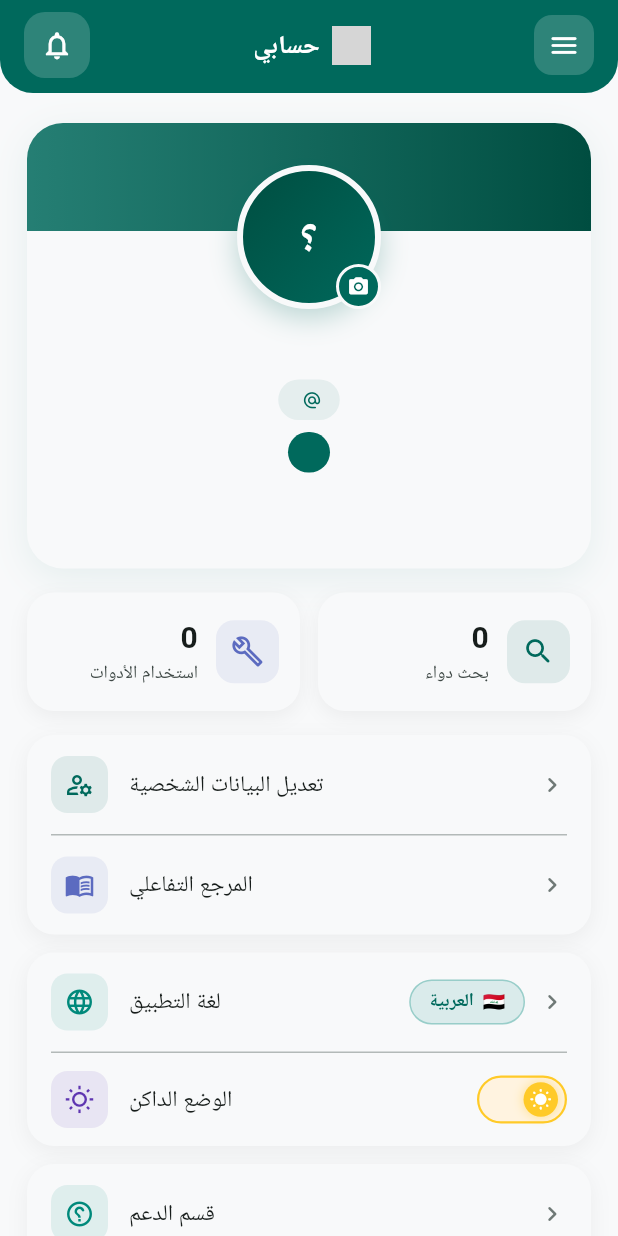
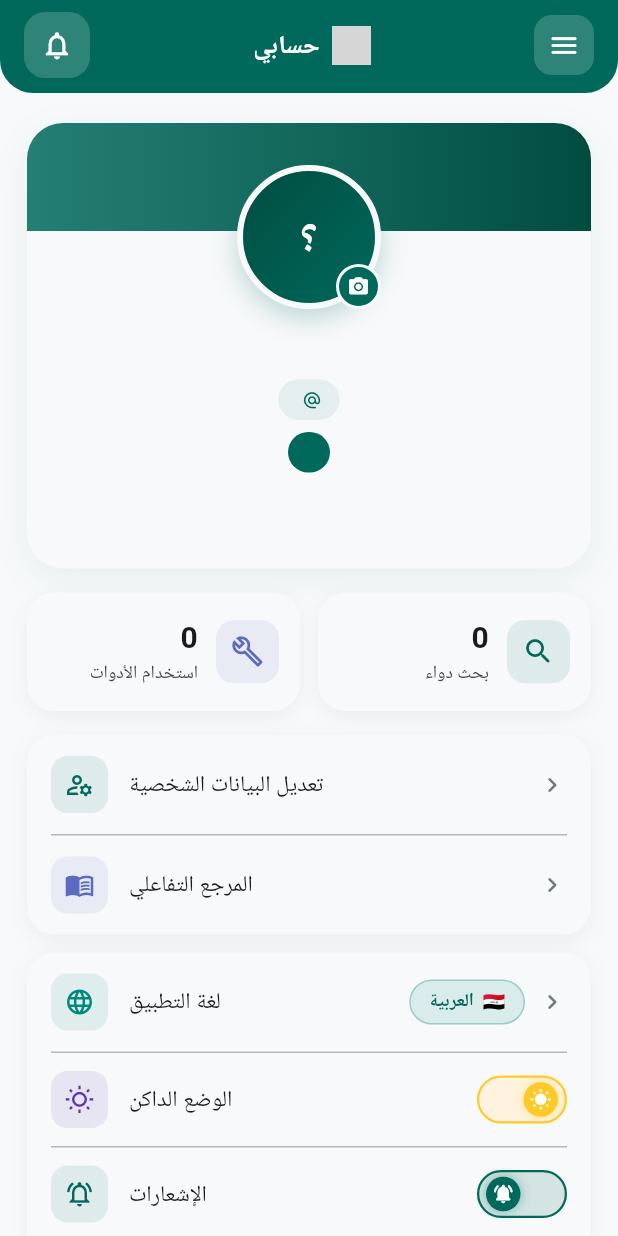
Before and after one commit to iraqpharma/iraq-pharma-guide, a Flutter app: the ProfileScreen screen opened by its route, on a phone screen of 412 x 824 dp. Run offline on Flutter 3.47's test engine with Material 3 defaults, Android fonts, the light colour scheme and no system bars; our stand-ins replace app_links, cached_network_image, connectivity_plus, csv, file_picker, firebase_core and 16 more; missing offline and left inert: mobile_scanner; accounts and stored records are empty; Roboto replaces fonts that are missing (Cairo); grey boxes are pictures that could not be loaded.

Commit message:
Add FCM token debug copy button + push notification toggle

```diff
--- a/lib/core/l10n/app_strings.dart
+++ b/lib/core/l10n/app_strings.dart
@@ -269,6 +269,9 @@ class AppStrings {
   // ── Notifications ─────────────────────────────────────────────────────────
   String get notifications     => isAr ? 'الإشعارات'                      : 'Notifications';
   String get noNotifications   => isAr ? 'لا توجد إشعارات'               : 'No Notifications';
+  String get enableNotifFromSettings => isAr
+      ? 'الإذن مرفوض من إعدادات الجهاز — فعّله من الإعدادات أولاً'
+      : 'Permission denied at the device level — enable it from Settings first';
   String get noNotificationsSub=> isAr ? 'ستظهر هنا الإشعارات والتنبيهات الجديدة' : 'New notifications and alerts will appear here';
 
   // ── Notification Permission ───────────────────────────────────────────────
--- a/lib/features/profile/profile_screen.dart
+++ b/lib/features/profile/profile_screen.dart
@@ -10,6 +10,8 @@ import '../../providers/theme_provider.dart';
 import '../../services/admin_access_service.dart';
 import '../../services/auth_service.dart';
 import '../../services/avatar_service.dart';
+import '../../services/notification_permission_service.dart';
+import '../../services/notification_service.dart';
 import '../../services/session_service.dart';
 import '../../shared/widgets/app_drawer.dart';
 import '../../shared/widgets/compact_app_header.dart';
@@ -30,6 +32,8 @@ class _ProfileScreenState extends ConsumerState<ProfileScreen>
   bool    _uploadingAvatar = false;
   String? _avatarUrl;
   bool    _isSuperAdmin    = false;
+  bool    _pushEnabled     = true;
+  bool    _pushBusy        = false;
 
   late final AnimationController _avatarCtrl;
   late final Animation<double>   _avatarScale;
@@ -41,6 +45,30 @@ class _ProfileScreenState extends ConsumerState<ProfileScreen>
     _avatarScale = CurvedAnimation(parent: _avatarCtrl, curve: Curves.elasticOut);
     _loadProfile();
     _loadAdminAccess();
+    _loadPushState();
+  }
+
+  Future<void> _loadPushState() async {
+    final enabled = await NotificationPermissionService.instance.isEnabled();
+    if (mounted) setState(() => _pushEnabled = enabled);
+  }
+
+  Future<void> _togglePush() async {
+    if (_pushBusy) return;
+    setState(() => _pushBusy = true);
+    final target = !_pushEnabled;
+    final result = await NotificationPermissionService.instance.setEnabled(target);
+    if (!mounted) return;
+    setState(() {
+      _pushEnabled = result;
+      _pushBusy    = false;
+    });
+    if (target && !result) {
+      // User tried to enable but OS-level permission is denied.
+      ScaffoldMessenger.of(context).showSnackBar(
+        SnackBar(content: Text(context.s.enableNotifFromSettings)),
+      );
+    }
   }
 
   Future<void> _loadProfile() async {
@@ -247,6 +275,31 @@ class _ProfileScreenState extends ConsumerState<ProfileScreen>
                   _divider(cs),
                   // ── Dark mode toggle ─────────────────────────────────
                   _buildThemeToggleRow(cs, isDark),
+                  _divider(cs),
+                  // ── Push notifications toggle ────────────────────────
+                  _buildPushToggleRow(cs),
+                  _divider(cs),
+                  // ── TEMP debug: copy this device's FCM token ─────────
+                  _buildNavTile(cs,
+                    icon: Icons.bug_report_outlined,
+                    color: const Color(0xFF546E7A),
+                    title: 'نسخ توكن الجهاز (تشخيص)',
+                    onTap: () async {
+                      final token = await NotificationService.instance.getToken();
+                      if (!mounted) return;
+                      if (token == null) {
+                        ScaffoldMessenger.of(context).showSnackBar(
+                          const SnackBar(content: Text('لا يوجد توكن حاليًا')),
+                        );
+                        return;
+                      }
+                      await Clipboard.setData(ClipboardData(text: token));
+                      if (!mounted) return;
+                      ScaffoldMessenger.of(context).showSnackBar(
+                        SnackBar(content: Text('تم النسخ: ${token.substring(0, 20)}...')),
+                      );
+                    },
+                  ),
                 ]),
                 const SizedBox(height: 12),
                 _buildCard(cs, children: [
@@ -541,6 +594,74 @@ class _ProfileScreenState extends ConsumerState<ProfileScreen>
     );
   }
 
+  // ── Push notifications on/off toggle ─────────────────────────────────────
+  Widget _buildPushToggleRow(ColorScheme cs) {
+    final isOn = _pushEnabled;
+    return Padding(
+      padding: const EdgeInsets.symmetric(horizontal: 16, vertical: 12),
+      child: Row(children: [
+        GestureDetector(
+          onTap: _pushBusy ? null : _togglePush,
+          child: AnimatedContainer(
+            duration: const Duration(milliseconds: 350),
+            curve: Curves.easeInOut,
+            width: 60,
+            height: 32,
+            decoration: BoxDecoration(
+              color: isOn ? AppColors.primary.withOpacity(0.15) : cs.outline.withOpacity(0.15),
+              borderRadius: BorderRadius.circular(16),
+              border: Border.all(
+                color: isOn ? AppColors.primary : cs.outline,
+                width: 1.5,
+              ),
+            ),
+            child: AnimatedAlign(
+              duration: const Duration(milliseconds: 350),
+              curve: Curves.easeInOut,
+              alignment: isOn ? Alignment.centerLeft : Alignment.centerRight,
+              child: Container(
+                margin: const EdgeInsets.all(3),
+                width: 26,
+                height: 26,
+                decoration: BoxDecoration(
+                  color: isOn ? AppColors.primary : cs.outline,
+                  shape: BoxShape.circle,
+                  boxShadow: [
+                    BoxShadow(
+                      color: (isOn ? AppColors.primary : cs.outline).withOpacity(0.4),
+                      blurRadius: 6,
+                    ),
+                  ],
+                ),
+                child: _pushBusy
+                    ? const Padding(
+                        padding: EdgeInsets.all(6),
+                        child: CircularProgressIndicator(strokeWidth: 2, color: Colors.white),
+                      )
+                    : Icon(
+                        isOn ? Icons.notifications_active_rounded : Icons.notifications_off_rounded,
+                        color: Colors.white,
+                        size: 15,
+                      ),
+              ),
+            ),
+          ),
+        ),
+        const Spacer(),
+        Text(
+          context.s.notifications,
+          style: GoogleFonts.ibmPlexSansArabic(
+              fontSize: 15, fontWeight: FontWeight.w500, color: cs.onSurface),
+        ),
+        const SizedBox(width: 14),
+        _IconBadge(
+          icon: isOn ? Icons.notifications_active_outlined : Icons.notifications_off_outlined,
+          color: isOn ? AppColors.primary : cs.outline,
+        ),
+      ]),
+    );
+  }
+
   // ── Logout card ───────────────────────────────────────────────────────────
   Widget _buildLogoutCard(ColorScheme cs) => Material(
     color: Colors.transparent,
--- a/pubspec.yaml
+++ b/pubspec.yaml
@@ -1,7 +1,7 @@
 name: iraq_pharma_guide
 description: Iraq Pharma Guide - دليل الدواء العراقي
 publish_to: 'none'
-version: 2.2.0+7
+version: 2.2.0+8
 
 environment:
   sdk: '>=3.3.0 <4.0.0'
```
Also changed, not shown: lib/services/notification_permission_service.dart (+34 -0 lines), lib/services/notification_service.dart (+13 -0 lines).
